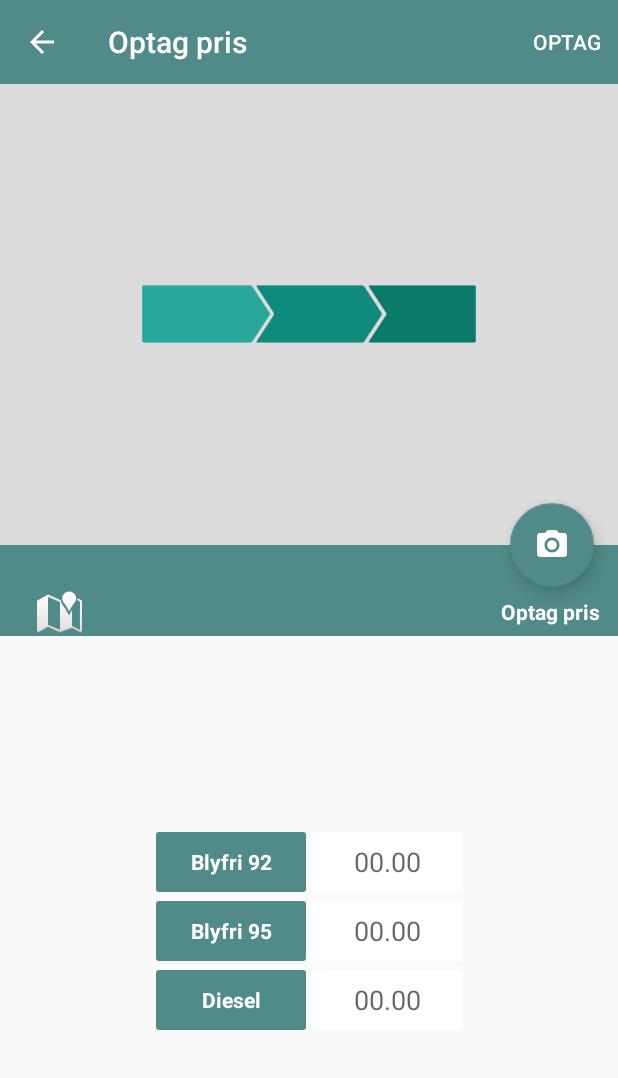
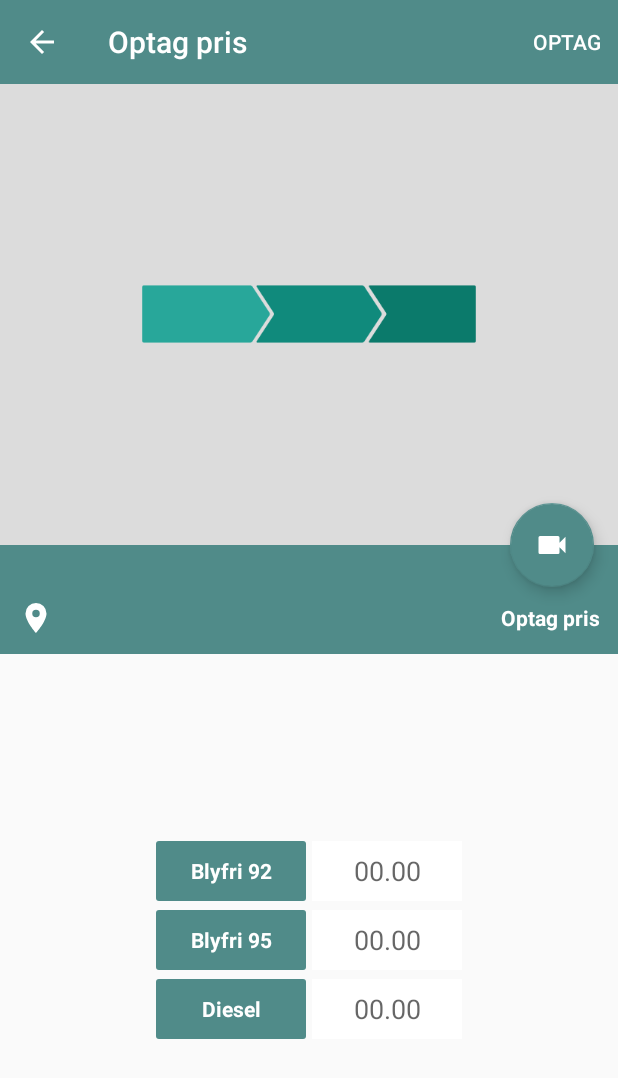
Before and after one commit to otofsky/FuelBuddy, an Android app: the UpdateActivity screen opened directly, with no data from a screen before it, on a phone screen of 412 x 824 dp. Shown: the top 1078 px of the screen. Run offline under Robolectric (Android 15) with nearby library versions, the phone set to English and light mode, and no system bars; our stand-ins replace ButterKnife, Dagger/Hilt's generated code, EventBus; libraries missing offline, so code that uses them is left out: com.crashlytics.android, com.gun0912.tedpermission, hugo.weaving, io.fabric.sdk, rx.functions and 2 more; 6 statements that could not run were skipped.

Commit message:
podmiana ikon

```diff
--- /dev/null
+++ b/presentation/src/main/res/drawable/ic_camcorder_24dp.xml
@@ -0,0 +1,7 @@
+<vector xmlns:android="http://schemas.android.com/apk/res/android"
+    android:height="24dp"
+    android:width="24dp"
+    android:viewportWidth="24"
+    android:viewportHeight="24">
+    <path android:fillColor="@color/white" android:pathData="M17,10.5V7A1,1 0 0,0 16,6H4A1,1 0 0,0 3,7V17A1,1 0 0,0 4,18H16A1,1 0 0,0 17,17V13.5L21,17.5V6.5L17,10.5Z" />
+</vector>
--- /dev/null
+++ b/presentation/src/main/res/drawable/ic_map_marker_24dp.xml
@@ -0,0 +1,7 @@
+<vector xmlns:android="http://schemas.android.com/apk/res/android"
+    android:height="24dp"
+    android:width="24dp"
+    android:viewportWidth="24"
+    android:viewportHeight="24">
+    <path android:fillColor="@color/white" android:pathData="M12,11.5A2.5,2.5 0 0,1 9.5,9A2.5,2.5 0 0,1 12,6.5A2.5,2.5 0 0,1 14.5,9A2.5,2.5 0 0,1 12,11.5M12,2A7,7 0 0,0 5,9C5,14.25 12,22 12,22C12,22 19,14.25 19,9A7,7 0 0,0 12,2Z" />
+</vector>
--- a/presentation/src/main/res/layout/activity_update.xml
+++ b/presentation/src/main/res/layout/activity_update.xml
@@ -200,7 +200,7 @@
             android:layout_margin="16dp"
             android:background="@color/white"
             android:clickable="true"
-            android:src="@drawable/ic_action_camera_24dp"
+            android:src="@drawable/ic_camcorder_24dp"
             app:layout_anchor="@id/viewA"
             app:layout_anchorGravity="bottom|right|end" />
     </android.support.design.widget.CoordinatorLayout>
--- a/presentation/src/main/res/layout/address_view.xml
+++ b/presentation/src/main/res/layout/address_view.xml
@@ -3,6 +3,7 @@
     xmlns:tools="http://schemas.android.com/tools"
     android:layout_width="wrap_content"
     android:layout_height="wrap_content"
+    android:padding="12dp"
     android:background="@color/app_green"
     android:orientation="vertical">
 
@@ -26,6 +27,7 @@
             android:id="@+id/distanceTv"
             style="@style/TextViewFuelPriceDetail"
             tools:text="2.4 km"
+            android:layout_marginLeft="24dp"
             android:textColor="@color/white"
             android:textSize="18sp"
             android:textStyle="bold"
@@ -44,8 +46,8 @@
                 android:id="@+id/locationIconImg"
                 android:layout_width="wrap_content"
                 android:layout_height="wrap_content"
-                android:paddingLeft="24dp"
-                android:src="@android:drawable/ic_dialog_map" />
+
+                android:src="@drawable/ic_map_marker_24dp" />
 
             <TextView
                 android:id="@+id/stationAddressTv"
@@ -67,7 +69,6 @@
                 android:layout_alignParentRight="true"
                 android:layout_centerVertical="true"
                 android:gravity="right"
-                android:paddingRight="12dp"
                 tools:text="Retninger"
                 android:textStyle = "bold"
                 android:textColor="@color/white" />
--- a/presentation/src/main/res/layout/map_info_bottom.xml
+++ b/presentation/src/main/res/layout/map_info_bottom.xml
@@ -38,7 +38,7 @@
         android:layout_width="wrap_content"
         android:layout_height="wrap_content"
         android:layout_margin="10dp"
-        android:src="@android:drawable/ic_menu_directions"
+        android:src="@drawable/ic_directions_24dp"
         app:layout_anchor="@id/map_bottomsheet"
         app:layout_anchorGravity="top|right|end" />
 </android.support.design.widget.CoordinatorLayout>
--- a/presentation/src/main/res/values/styles.xml
+++ b/presentation/src/main/res/values/styles.xml
@@ -40,8 +40,6 @@
         <item name="android:layout_height">wrap_content</item>
         <item name="android:textColor">@color/app_green</item>
         <item name="android:textSize">12sp</item>
-        <item name="android:paddingLeft">24dp</item>
-        <item name="android:paddingTop">4dp</item>
         <item name="android:fontFamily">sans-serif-light</item>
     </style>
 
```
Also changed, not shown: presentation/src/main/java/com/fuelbuddy/mobile/map/controller/MapController.java (+12 -14 lines), presentation/src/main/java/com/fuelbuddy/mobile/map/fragment/MapFragment.java (+6 -1 lines), presentation/src/main/res/drawable/ic_directions_24dp.xml (added, +7 -0 lines).
